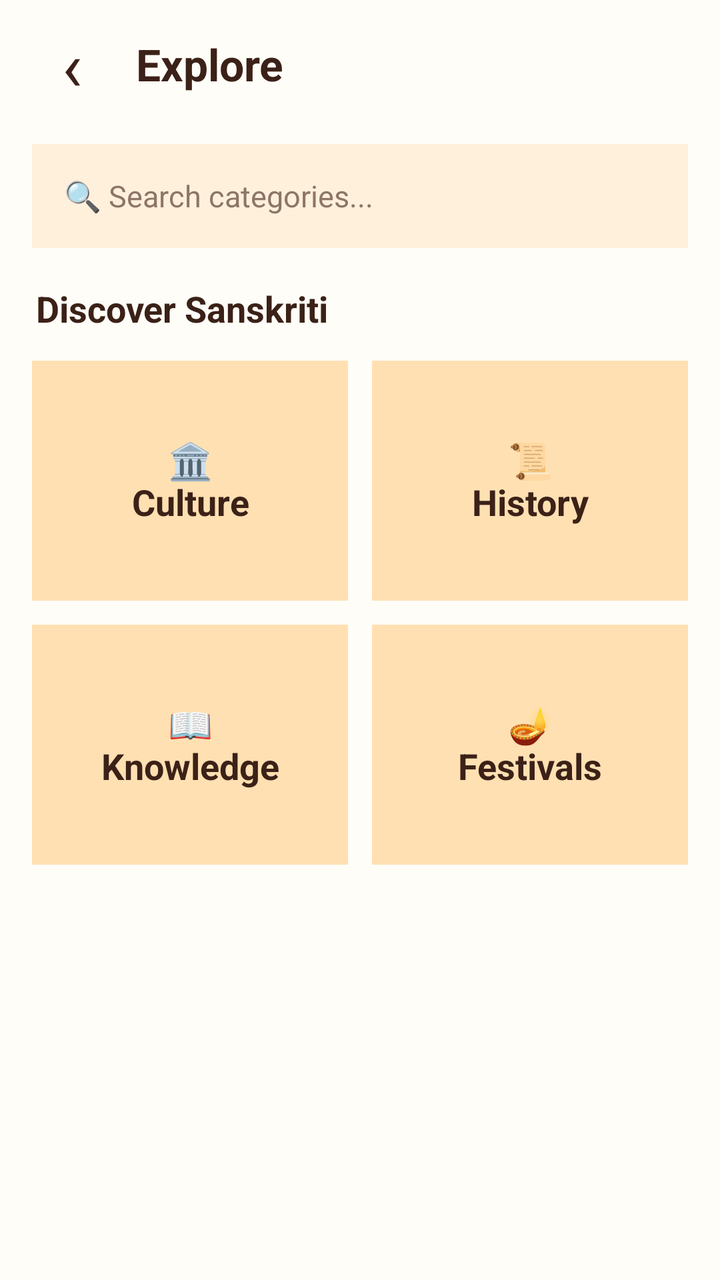
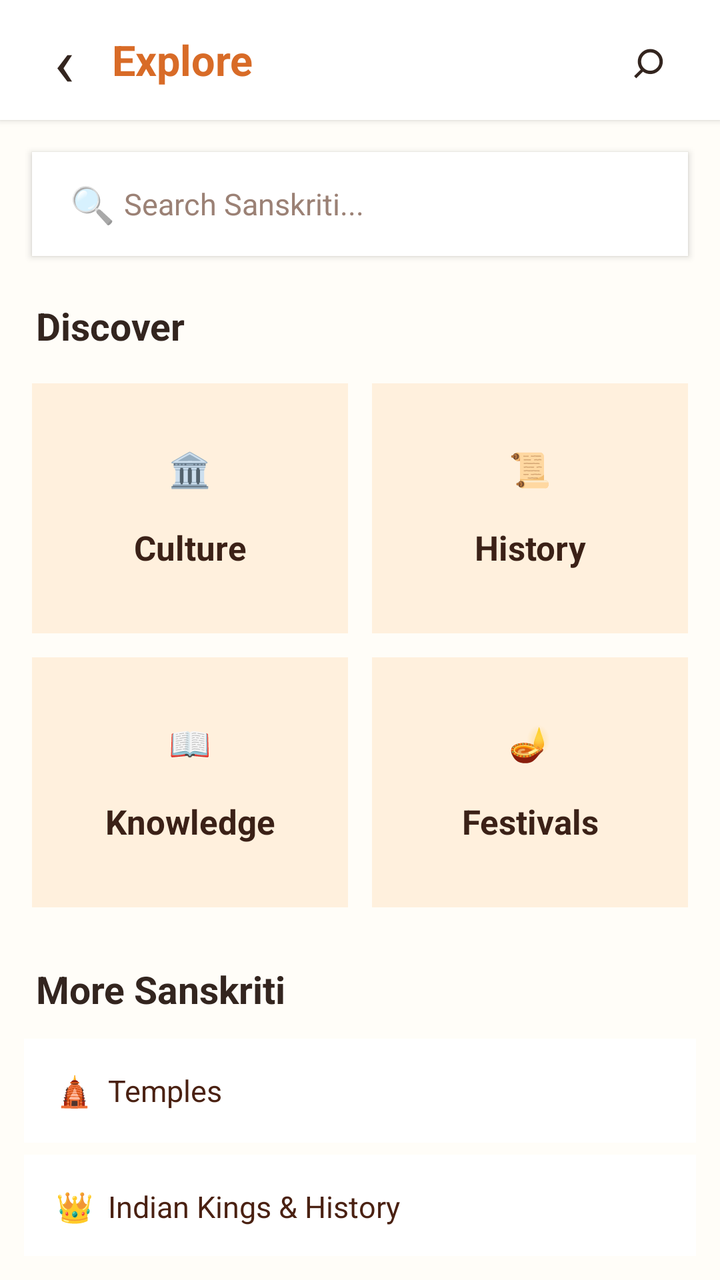

Screens rendered from an Android XML layout before and after an edit, with the pre-edit source and the edit as a unified diff.
<!-- AndroidManifest.xml: application theme Theme.SanskritiSathi -->
<!-- res/layout/activity_explore.xml -->
<?xml version="1.0" encoding="utf-8"?>
<LinearLayout
    xmlns:android="http://schemas.android.com/apk/res/android"
    android:layout_width="match_parent"
    android:layout_height="match_parent"
    android:orientation="vertical"
    android:background="#FFFDF7"
    android:clipToPadding="false">

    
    <LinearLayout
        android:layout_width="match_parent"
        android:layout_height="64dp"
        android:gravity="center_vertical"
        android:paddingStart="12dp"
        android:paddingEnd="16dp">

        <TextView
            android:id="@+id/backButton"
            android:layout_width="48dp"
            android:layout_height="48dp"
            android:gravity="center"
            android:text="‹"
            android:textSize="34sp"
            android:textColor="#3B2117"
            android:clickable="true"
            android:focusable="true"
            android:contentDescription="Back" />

        <TextView
            android:layout_width="0dp"
            android:layout_height="wrap_content"
            android:layout_weight="1"
            android:text="Explore"
            android:textColor="#3B2117"
            android:textSize="22sp"
            android:textStyle="bold"
            android:paddingStart="8dp" />

    </LinearLayout>

    
    <EditText
        android:id="@+id/searchInput"
        android:layout_width="match_parent"
        android:layout_height="52dp"
        android:layout_marginStart="16dp"
        android:layout_marginEnd="16dp"
        android:layout_marginTop="8dp"
        android:layout_marginBottom="14dp"
        android:background="#FFF0DC"
        android:hint="🔍 Search categories..."
        android:textColor="#3B2117"
        android:textColorHint="#8D7568"
        android:textSize="15sp"
        android:singleLine="true"
        android:inputType="text"
        android:imeOptions="actionSearch"
        android:paddingStart="16dp"
        android:paddingEnd="16dp" />

    
    <TextView
        android:layout_width="match_parent"
        android:layout_height="wrap_content"
        android:paddingStart="18dp"
        android:paddingEnd="18dp"
        android:paddingTop="4dp"
        android:paddingBottom="8dp"
        android:text="Discover Sanskriti"
        android:textColor="#3B2117"
        android:textSize="18sp"
        android:textStyle="bold" />

    
    <GridLayout
        android:layout_width="match_parent"
        android:layout_height="wrap_content"
        android:columnCount="2"
        android:paddingStart="10dp"
        android:paddingEnd="10dp"
        android:paddingBottom="10dp">

        
        <TextView
            android:id="@+id/categoryCulture"
            android:layout_width="0dp"
            android:layout_height="120dp"
            android:layout_columnWeight="1"
            android:layout_margin="6dp"
            android:gravity="center"
            android:text="🏛️&#10;Culture"
            android:textColor="#3B2117"
            android:textSize="18sp"
            android:textStyle="bold"
            android:background="#FFE0B2"
            android:clickable="true"
            android:focusable="true" />

        
        <TextView
            android:id="@+id/categoryHistory"
            android:layout_width="0dp"
            android:layout_height="120dp"
            android:layout_columnWeight="1"
            android:layout_margin="6dp"
            android:gravity="center"
            android:text="📜&#10;History"
            android:textColor="#3B2117"
            android:textSize="18sp"
            android:textStyle="bold"
            android:background="#FFE0B2"
            android:clickable="true"
            android:focusable="true" />

        
        <TextView
            android:id="@+id/categoryKnowledge"
            android:layout_width="0dp"
            android:layout_height="120dp"
            android:layout_columnWeight="1"
            android:layout_margin="6dp"
            android:gravity="center"
            android:text="📖&#10;Knowledge"
            android:textColor="#3B2117"
            android:textSize="18sp"
            android:textStyle="bold"
            android:background="#FFE0B2"
            android:clickable="true"
            android:focusable="true" />

        
        <TextView
            android:id="@+id/categoryFestivals"
            android:layout_width="0dp"
            android:layout_height="120dp"
            android:layout_columnWeight="1"
            android:layout_margin="6dp"
            android:gravity="center"
            android:text="🪔&#10;Festivals"
            android:textColor="#3B2117"
            android:textSize="18sp"
            android:textStyle="bold"
            android:background="#FFE0B2"
            android:clickable="true"
            android:focusable="true" />

    </GridLayout>

</LinearLayout>
<!-- resources referenced by this layout -->
<resources>
  <style name="Theme.SanskritiSathi" parent="Theme.MaterialComponents.DayNight.NoActionBar">
  
          <item name="android:fontFamily">sans-serif</item>
  
          
          <item name="android:statusBarColor">#0F111A</item>
          <item name="android:windowLightStatusBar">false</item>
  
          <item name="android:navigationBarColor">#1A1D2B</item>
          <item name="android:windowLightNavigationBar">false</item>
  
          <item name="android:windowActionModeOverlay">true</item>
          <item name="android:windowNoTitle">true</item>
  
          <item name="android:windowBackground">#0F111A</item>
  
          <item name="android:textColorPrimary">#FFFFFF</item>
          <item name="android:textColorSecondary">#A0A5B5</item>
  
      </style>
</resources>

<!-- the commit's change to res/layout/activity_explore.xml (unified diff, before → after) -->
@@ -4,147 +4,228 @@
     android:layout_width="match_parent"
     android:layout_height="match_parent"
     android:orientation="vertical"
-    android:background="#FFFDF7"
-    android:clipToPadding="false">
-
-    
+    android:background="#FFFDF8"
+    android:fitsSystemWindows="true">
+
+    
+
     <LinearLayout
         android:layout_width="match_parent"
-        android:layout_height="64dp"
+        android:layout_height="60dp"
+        android:orientation="horizontal"
         android:gravity="center_vertical"
-        android:paddingStart="12dp"
-        android:paddingEnd="16dp">
+        android:paddingStart="8dp"
+        android:paddingEnd="16dp"
+        android:background="#FFFFFF"
+        android:elevation="2dp">
 
         <TextView
             android:id="@+id/backButton"
             android:layout_width="48dp"
             android:layout_height="48dp"
             android:gravity="center"
-            android:text="‹"
-            android:textSize="34sp"
-            android:textColor="#3B2117"
+            android:background="?attr/selectableItemBackgroundBorderless"
             android:clickable="true"
             android:focusable="true"
-            android:contentDescription="Back" />
+            android:text="‹"
+            android:textColor="#33251F"
+            android:textSize="34sp"/>
 
         <TextView
             android:layout_width="0dp"
             android:layout_height="wrap_content"
             android:layout_weight="1"
             android:text="Explore"
-            android:textColor="#3B2117"
-            android:textSize="22sp"
-            android:textStyle="bold"
-            android:paddingStart="8dp" />
+            android:textColor="#D86B27"
+            android:textSize="21sp"
+            android:textStyle="bold"/>
+
+        <TextView
+            android:layout_width="40dp"
+            android:layout_height="40dp"
+            android:gravity="center"
+            android:text="⌕"
+            android:textColor="#33251F"
+            android:textSize="27sp"/>
 
     </LinearLayout>
 
-    
-    <EditText
-        android:id="@+id/searchInput"
+
+    
+
+    <LinearLayout
         android:layout_width="match_parent"
         android:layout_height="52dp"
         android:layout_marginStart="16dp"
+        android:layout_marginTop="16dp"
         android:layout_marginEnd="16dp"
-        android:layout_marginTop="8dp"
-        android:layout_marginBottom="14dp"
-        android:background="#FFF0DC"
-        android:hint="🔍 Search categories..."
-        android:textColor="#3B2117"
-        android:textColorHint="#8D7568"
-        android:textSize="15sp"
-        android:singleLine="true"
-        android:inputType="text"
-        android:imeOptions="actionSearch"
-        android:paddingStart="16dp"
-        android:paddingEnd="16dp" />
-
-    
+        android:orientation="horizontal"
+        android:gravity="center_vertical"
+        android:paddingStart="14dp"
+        android:paddingEnd="14dp"
+        android:background="#FFFFFF"
+        android:elevation="2dp">
+
+        <TextView
+            android:layout_width="32dp"
+            android:layout_height="match_parent"
+            android:gravity="center"
+            android:text="🔍"
+            android:textSize="18sp"/>
+
+        <EditText
+            android:id="@+id/exploreSearchInput"
+            android:layout_width="0dp"
+            android:layout_height="match_parent"
+            android:layout_weight="1"
+            android:background="@null"
+            android:hint="Search Sanskriti..."
+            android:singleLine="true"
+            android:inputType="text"
+            android:textColor="#33251F"
+            android:textColorHint="#9B8175"
+            android:textSize="15sp"/>
+
+    </LinearLayout>
+
+
+    
+
     <TextView
         android:layout_width="match_parent"
         android:layout_height="wrap_content"
-        android:paddingStart="18dp"
-        android:paddingEnd="18dp"
-        android:paddingTop="4dp"
-        android:paddingBottom="8dp"
-        android:text="Discover Sanskriti"
-        android:textColor="#3B2117"
-        android:textSize="18sp"
-        android:textStyle="bold" />
-
-    
+        android:layout_marginStart="18dp"
+        android:layout_marginTop="22dp"
+        android:text="Discover"
+        android:textColor="#33251F"
+        android:textSize="19sp"
+        android:textStyle="bold"/>
+
+
+    
+
     <GridLayout
         android:layout_width="match_parent"
         android:layout_height="wrap_content"
         android:columnCount="2"
-        android:paddingStart="10dp"
-        android:paddingEnd="10dp"
-        android:paddingBottom="10dp">
-
-        
+        android:padding="10dp">
+
+        
+
         <TextView
             android:id="@+id/categoryCulture"
             android:layout_width="0dp"
-            android:layout_height="120dp"
-            android:layout_columnWeight="1"
-            android:layout_margin="6dp"
-            android:gravity="center"
-            android:text="🏛️&#10;Culture"
-            android:textColor="#3B2117"
-            android:textSize="18sp"
-            android:textStyle="bold"
-            android:background="#FFE0B2"
-            android:clickable="true"
-            android:focusable="true" />
-
-        
+            android:layout_height="125dp"
+            android:layout_columnWeight="1"
+            android:layout_margin="6dp"
+            android:gravity="center"
+            android:text="🏛️\n\nCulture"
+            android:textColor="#3B2117"
+            android:textSize="17sp"
+            android:textStyle="bold"
+            android:background="#FFF0DD"/>
+
+
+        
+
         <TextView
             android:id="@+id/categoryHistory"
             android:layout_width="0dp"
-            android:layout_height="120dp"
-            android:layout_columnWeight="1"
-            android:layout_margin="6dp"
-            android:gravity="center"
-            android:text="📜&#10;History"
-            android:textColor="#3B2117"
-            android:textSize="18sp"
-            android:textStyle="bold"
-            android:background="#FFE0B2"
-            android:clickable="true"
-            android:focusable="true" />
-
-        
+            android:layout_height="125dp"
+            android:layout_columnWeight="1"
+            android:layout_margin="6dp"
+            android:gravity="center"
+            android:text="📜\n\nHistory"
+            android:textColor="#3B2117"
+            android:textSize="17sp"
+            android:textStyle="bold"
+            android:background="#FFF0DD"/>
+
+
+        
+
         <TextView
             android:id="@+id/categoryKnowledge"
             android:layout_width="0dp"
-            android:layout_height="120dp"
-            android:layout_columnWeight="1"
-            android:layout_margin="6dp"
-            android:gravity="center"
-            android:text="📖&#10;Knowledge"
-            android:textColor="#3B2117"
-            android:textSize="18sp"
-            android:textStyle="bold"
-            android:background="#FFE0B2"
-            android:clickable="true"
-            android:focusable="true" />
-
-        
+            android:layout_height="125dp"
+            android:layout_columnWeight="1"
+            android:layout_margin="6dp"
+            android:gravity="center"
+            android:text="📖\n\nKnowledge"
+            android:textColor="#3B2117"
+            android:textSize="17sp"
+            android:textStyle="bold"
+            android:background="#FFF0DD"/>
+
+
+        
+
         <TextView
             android:id="@+id/categoryFestivals"
             android:layout_width="0dp"
-            android:layout_height="120dp"
-            android:layout_columnWeight="1"
-            android:layout_margin="6dp"
-            android:gravity="center"
-            android:text="🪔&#10;Festivals"
-            android:textColor="#3B2117"
-            android:textSize="18sp"
-            android:textStyle="bold"
-            android:background="#FFE0B2"
-            android:clickable="true"
-            android:focusable="true" />
+            android:layout_height="125dp"
+            android:layout_columnWeight="1"
+            android:layout_margin="6dp"
+            android:gravity="center"
+            android:text="🪔\n\nFestivals"
+            android:textColor="#3B2117"
+            android:textSize="17sp"
+            android:textStyle="bold"
+            android:background="#FFF0DD"/>
 
     </GridLayout>
 
+
+    
+
+    <TextView
+        android:layout_width="match_parent"
+        android:layout_height="wrap_content"
+        android:layout_marginStart="18dp"
+        android:layout_marginTop="12dp"
+        android:text="More Sanskriti"
+        android:textColor="#33251F"
+        android:textSize="19sp"
+        android:textStyle="bold"/>
+
+    <LinearLayout
+        android:layout_width="match_parent"
+        android:layout_height="wrap_content"
+        android:orientation="vertical"
+        android:padding="12dp">
+
+        <TextView
+            android:layout_width="match_parent"
+            android:layout_height="52dp"
+            android:gravity="center_vertical"
+            android:paddingStart="16dp"
+            android:text="🛕  Temples"
+            android:textColor="#4A2112"
+            android:textSize="15sp"
+            android:background="#FFFFFF"/>
+
+        <TextView
+            android:layout_width="match_parent"
+            android:layout_height="52dp"
+            android:layout_marginTop="6dp"
+            android:gravity="center_vertical"
+            android:paddingStart="16dp"
+            android:text="👑  Indian Kings &amp; History"
+            android:textColor="#4A2112"
+            android:textSize="15sp"
+            android:background="#FFFFFF"/>
+
+        <TextView
+            android:layout_width="match_parent"
+            android:layout_height="52dp"
+            android:layout_marginTop="6dp"
+            android:gravity="center_vertical"
+            android:paddingStart="16dp"
+            android:text="🕉️  Bhagavad Gita"
+            android:textColor="#4A2112"
+            android:textSize="15sp"
+            android:background="#FFFFFF"/>
+
+    </LinearLayout>
+
 </LinearLayout>
